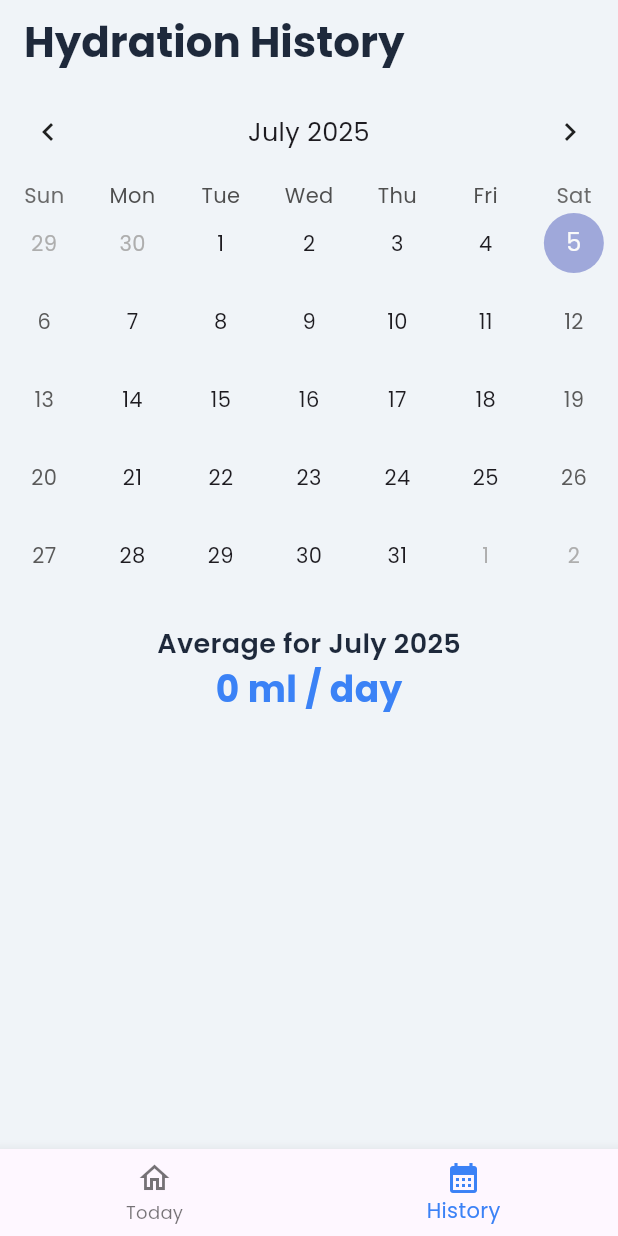
After one commit to nicksens/HydroGoal, a Flutter app: the HomeScreen screen opened directly, item 2 of the bottom bar chosen, on a phone screen of 412 x 824 dp. The commit adds this screen. Run offline on Flutter 3.47's test engine with Material 3 defaults, Android fonts, the phone set to English and light mode, and no system bars; drawn by our look-alikes of table_calendar; our stand-ins replace cloud_firestore, firebase_auth, firebase_core, flutter_local_notifications, google_fonts, image_picker and 3 more; accounts and stored records are empty.

Commit message:
feat: Add calendar screen and intergrates with home screen

```diff
--- a/lib/screens/auth/auth_wrapper.dart
+++ b/lib/screens/auth/auth_wrapper.dart
@@ -1,6 +1,7 @@
 import 'package:flutter/material.dart';
 import 'package:firebase_auth/firebase_auth.dart';
-import 'package:hydrogoal/screens/main_menu/main_menu_screen.dart';
+import 'package:hydrogoal/screens/home_screen.dart';
+import 'package:hydrogoal/screens/main_menu/today_screen.dart';
 import 'package:hydrogoal/screens/onboarding/onboarding_screen.dart';
 
 class AuthWrapper extends StatelessWidget {
@@ -20,7 +21,7 @@ class AuthWrapper extends StatelessWidget {
 
         // If snapshot has data, it means the user is logged in
         if (snapshot.hasData) {
-          return const MainMenuScreen();
+          return const HomeScreen();
         }
 
         // If no data, the user is logged out, so show the onboarding screen
--- a/lib/screens/auth/login_screen.dart
+++ b/lib/screens/auth/login_screen.dart
@@ -1,7 +1,7 @@
 import 'package:flutter/material.dart';
 import 'package:firebase_auth/firebase_auth.dart';
 import 'package:hydrogoal/services/firebase_auth_service.dart';
-import 'package:hydrogoal/screens/main_menu/main_menu_screen.dart';
+import 'package:hydrogoal/screens/main_menu/today_screen.dart';
 import 'package:hydrogoal/screens/auth/signup_screen.dart';
 import 'package:hydrogoal/utils/colors.dart'; // Import your colors
 
@@ -63,7 +63,7 @@ class _LoginScreenState extends State<LoginScreen> {
           _emailController.text.trim(), _passwordController.text.trim());
       if (user != null && mounted) {
         Navigator.of(context).pushReplacement(
-            MaterialPageRoute(builder: (context) => const MainMenuScreen()));
+            MaterialPageRoute(builder: (context) => const TodayScreen()));
       }
     } on FirebaseAuthException catch (e) {
       String message;
--- a/lib/screens/auth/signup_screen.dart
+++ b/lib/screens/auth/signup_screen.dart
@@ -3,7 +3,7 @@ import 'package:firebase_auth/firebase_auth.dart';
 import 'package:hydrogoal/models/user_model.dart';
 import 'package:hydrogoal/services/firebase_auth_service.dart';
 import 'package:hydrogoal/services/firestore_service.dart';
-import 'package:hydrogoal/screens/main_menu/main_menu_screen.dart';
+import 'package:hydrogoal/screens/home_screen.dart';
 import 'package:hydrogoal/screens/auth/login_screen.dart';
 import 'package:hydrogoal/utils/colors.dart'; // Import your colors
 
@@ -52,7 +52,7 @@ class _SignUpScreenState extends State<SignUpScreen> {
         await _firestoreService.createUser(newUser);
         if (mounted)
           Navigator.of(context).pushReplacement(
-              MaterialPageRoute(builder: (context) => const MainMenuScreen()));
+              MaterialPageRoute(builder: (context) => const HomeScreen()));
       }
     } on FirebaseAuthException catch (e) {
       String message;
--- /dev/null
+++ b/lib/screens/calendar/calendar_screen.dart
@@ -0,0 +1,136 @@
+import 'package:cloud_firestore/cloud_firestore.dart';
+import 'package:firebase_auth/firebase_auth.dart';
+import 'package:flutter/material.dart';
+import 'package:hydrogoal/services/firestore_service.dart';
+import 'package:hydrogoal/utils/colors.dart';
+import 'package:intl/intl.dart';
+import 'package:table_calendar/table_calendar.dart';
+
+class CalendarScreen extends StatefulWidget {
+  const CalendarScreen({super.key});
+
+  @override
+  State<CalendarScreen> createState() => _CalendarScreenState();
+}
+
+class _CalendarScreenState extends State<CalendarScreen> {
+  final FirestoreService _firestoreService = FirestoreService();
+  final String _userId = FirebaseAuth.instance.currentUser!.uid;
+
+  DateTime _focusedDay = DateTime.now();
+  DateTime? _selectedDay;
+
+  @override
+  Widget build(BuildContext context) {
+    return Scaffold(
+      appBar: AppBar(
+        title: const Text('Hydration History',
+            style: TextStyle(
+                color: AppColors.darkText,
+                fontWeight: FontWeight.bold,
+                fontSize: 28)),
+        backgroundColor: Colors.transparent,
+        elevation: 0,
+      ),
+      body: StreamBuilder<QuerySnapshot>(
+        stream:
+            _firestoreService.getHydrationHistoryForMonth(_userId, _focusedDay),
+        builder: (context, snapshot) {
+          if (!snapshot.hasData) {
+            return const Center(child: CircularProgressIndicator());
+          }
+
+          final events = _getEventsFromSnapshot(snapshot.data!);
+          final averageIntake = _calculateAverage(events);
+
+          return Column(
+            children: [
+              TableCalendar(
+                firstDay: DateTime.utc(2020, 1, 1),
+                lastDay: DateTime.utc(2030, 12, 31),
+                focusedDay: _focusedDay,
+                calendarFormat: CalendarFormat.month,
+                selectedDayPredicate: (day) => isSameDay(_selectedDay, day),
+                onDaySelected: (selectedDay, focusedDay) {
+                  setState(() {
+                    _selectedDay = selectedDay;
+                    _focusedDay = focusedDay;
+                  });
+                },
+                onPageChanged: (focusedDay) {
+                  setState(() {
+                    _focusedDay = focusedDay;
+                  });
+                },
+                headerStyle: const HeaderStyle(
+                  titleCentered: true,
+                  formatButtonVisible: false,
+                ),
+                calendarBuilders: CalendarBuilders(
+                  markerBuilder: (context, date, events) {
+                    if (events.isNotEmpty) {
+                      return Positioned(
+                        bottom: 1,
+                        child: Text(
+                          '${events.first}ml', // Display the intake amount
+                          style: TextStyle(
+                            color: AppColors.primaryBlue.withOpacity(0.8),
+                            fontSize: 10,
+                          ),
+                        ),
+                      );
+                    }
+                    return null;
+                  },
+                ),
+                eventLoader: (day) {
+                  // The event loader uses the amount as the event
+                  final dayWithoutTime =
+                      DateTime.utc(day.year, day.month, day.day);
+                  return events[dayWithoutTime] != null
+                      ? [events[dayWithoutTime]]
+                      : [];
+                },
+              ),
+              const SizedBox(height: 20),
+              Text(
+                'Average for ${DateFormat.yMMMM().format(_focusedDay)}',
+                style: const TextStyle(
+                    fontSize: 18,
+                    fontWeight: FontWeight.w600,
+                    color: AppColors.darkText),
+              ),
+              Text(
+                '${averageIntake.toStringAsFixed(0)} ml / day',
+                style: const TextStyle(
+                    fontSize: 24,
+                    fontWeight: FontWeight.bold,
+                    color: AppColors.primaryBlue),
+              ),
+              const Spacer(),
+            ],
+          );
+        },
+      ),
+    );
+  }
+
+  Map<DateTime, int> _getEventsFromSnapshot(QuerySnapshot snapshot) {
+    final Map<DateTime, int> events = {};
+    for (var doc in snapshot.docs) {
+      final data = doc.data() as Map<String, dynamic>;
+      final date = (data['date'] as Timestamp).toDate();
+      final amount = data['amount'] as int;
+      // Normalize the date to midnight UTC to avoid time zone issues
+      final dayWithoutTime = DateTime.utc(date.year, date.month, date.day);
+      events[dayWithoutTime] = amount;
+    }
+    return events;
+  }
+
+  double _calculateAverage(Map<DateTime, int> events) {
+    if (events.isEmpty) return 0;
+    final totalIntake = events.values.reduce((sum, item) => sum + item);
+    return totalIntake / events.length;
+  }
+}
--- /dev/null
+++ b/lib/screens/home_screen.dart
@@ -0,0 +1,52 @@
+import 'package:flutter/material.dart';
+import 'package:hydrogoal/screens/calendar/calendar_screen.dart';
+import 'package:hydrogoal/screens/main_menu/today_screen.dart'; // The renamed main menu
+import 'package:hydrogoal/utils/colors.dart';
+
+class HomeScreen extends StatefulWidget {
+  const HomeScreen({super.key});
+
+  @override
+  State<HomeScreen> createState() => _HomeScreenState();
+}
+
+class _HomeScreenState extends State<HomeScreen> {
+  int _selectedIndex = 0;
+
+  static const List<Widget> _widgetOptions = <Widget>[
+    TodayScreen(), // Your main screen
+    CalendarScreen(), // The new calendar screen
+  ];
+
+  void _onItemTapped(int index) {
+    setState(() {
+      _selectedIndex = index;
+    });
+  }
+
+  @override
+  Widget build(BuildContext context) {
+    return Scaffold(
+      body: Center(
+        child: _widgetOptions.elementAt(_selectedIndex),
+      ),
+      bottomNavigationBar: BottomNavigationBar(
+        items: const <BottomNavigationBarItem>[
+          BottomNavigationBarItem(
+            icon: Icon(Icons.home_outlined),
+            activeIcon: Icon(Icons.home),
+            label: 'Today',
+          ),
+          BottomNavigationBarItem(
+            icon: Icon(Icons.calendar_month_outlined),
+            activeIcon: Icon(Icons.calendar_month),
+            label: 'History',
+          ),
+        ],
+        currentIndex: _selectedIndex,
+        selectedItemColor: AppColors.primaryBlue,
+        onTap: _onItemTapped,
+      ),
+    );
+  }
+}
```
Also changed, not shown: lib/screens/main_menu/today_screen.dart (renamed from lib/screens/main_menu/main_menu_screen.dart, +30 -57 lines), lib/services/firestore_service.dart (+43 -0 lines), lib/widgets/wave_clipper.dart (added, +23 -0 lines).
